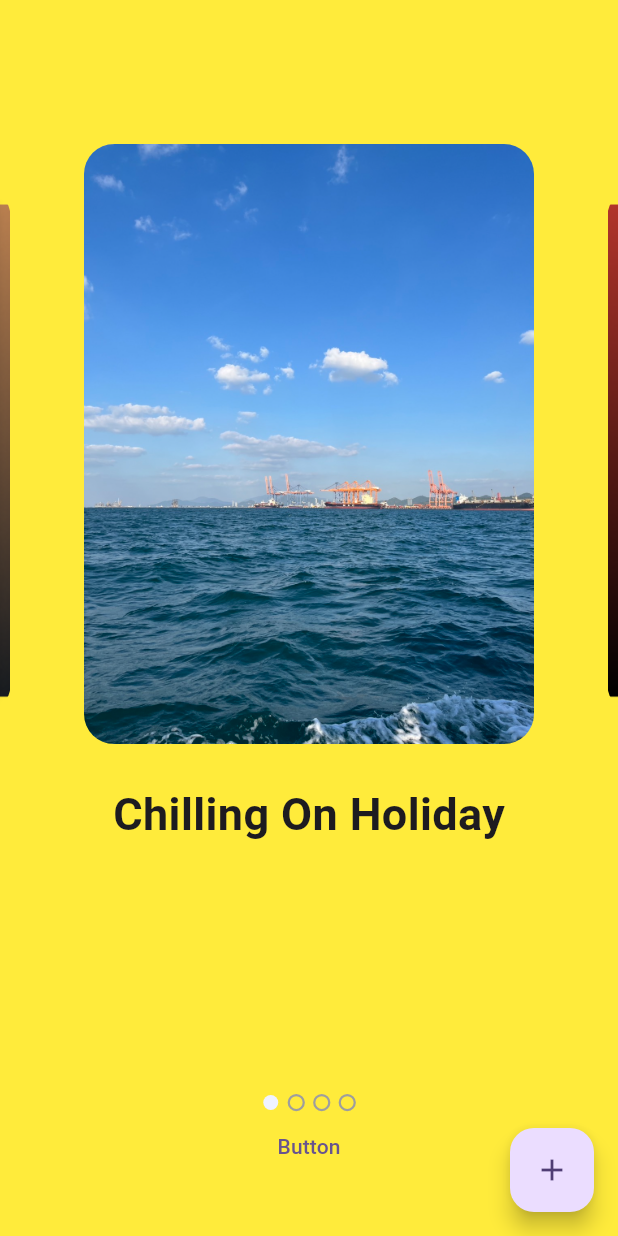
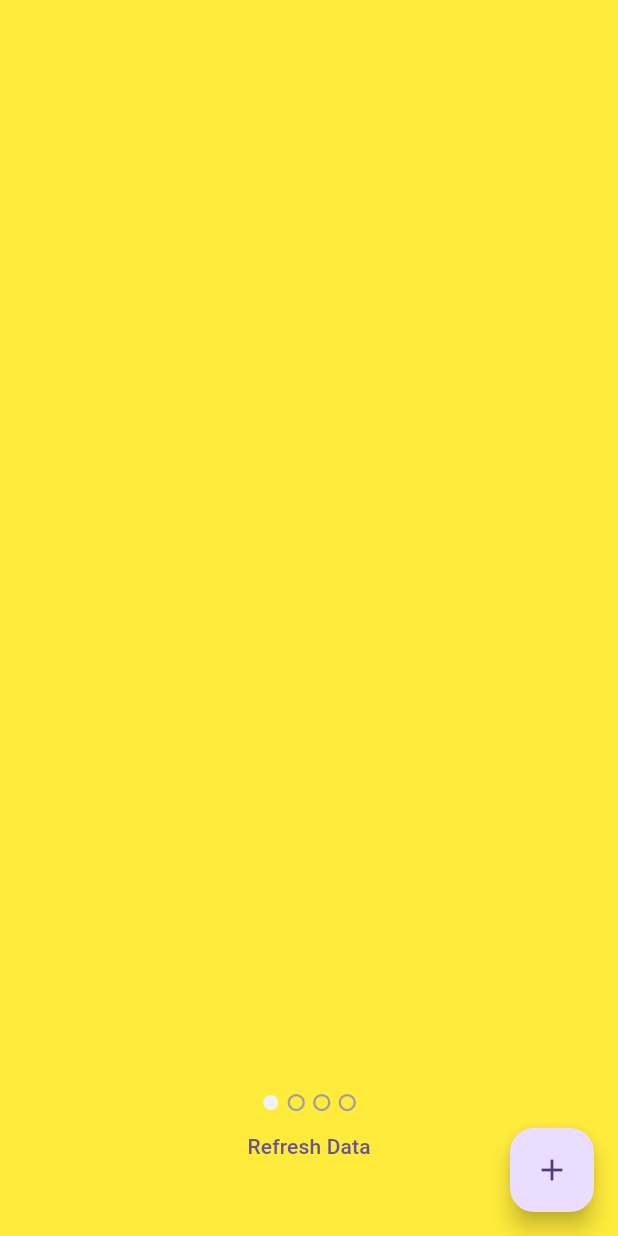
Before and after one commit to pondforwork/flutter_diaries, a Flutter app: the screen it shows after launch, on a phone screen of 412 x 824 dp. Run offline on Flutter 3.47's test engine with Material 2 defaults, Android fonts, the phone set to English and light mode, and no system bars; drawn by our look-alikes of carousel_slider, smooth_page_indicator; our stand-ins replace image_picker, sqflite; accounts and stored records are empty.

Commit message:
show data from database on a carousel slider

```diff
--- a/lib/db/db_helper.dart
+++ b/lib/db/db_helper.dart
@@ -49,4 +49,6 @@ CREATE TABLE diary (
 VALUES ( 'example.jpg', 'Example Title', 'This is a sample story');
 ''');
   }
+
+
 }
--- a/lib/main.dart
+++ b/lib/main.dart
@@ -2,7 +2,6 @@ import 'package:flutter/material.dart';
 import 'package:carousel_slider/carousel_slider.dart';
 import 'package:flutter_diaries/db/db_helper.dart';
 import 'package:flutter_diaries/screens/adddiaries.dart';
-import 'package:flutter_diaries/screens/reading.dart';
 import 'package:smooth_page_indicator/smooth_page_indicator.dart';
 
 void main() {
@@ -10,9 +9,8 @@ void main() {
 }
 
 class MyApp extends StatelessWidget {
-  const MyApp({super.key});
+  const MyApp({Key? key});
 
-  // This widget is the root of your application.
   @override
   Widget build(BuildContext context) {
     return MaterialApp(
@@ -22,15 +20,13 @@ class MyApp extends StatelessWidget {
         useMaterial3: true,
         scaffoldBackgroundColor: Colors.yellow,
       ),
-      // theme: new ThemeData(scaffoldBackgroundColor: const Color(#FFEFEF)),
-
       home: const MyHomePage(title: 'Flutter Diaries'),
     );
   }
 }
 
 class MyHomePage extends StatefulWidget {
-  const MyHomePage({super.key, required this.title});
+  const MyHomePage({Key? key, required this.title});
 
   final String title;
 
@@ -39,6 +35,24 @@ class MyHomePage extends StatefulWidget {
 }
 
 class _MyHomePageState extends State<MyHomePage> {
+  DatabaseHelper _databaseHelper = DatabaseHelper.instance;
+  List<Map<String, dynamic>> diaries = [];
+  int myCurrentIndex = 0;
+
+  @override
+  void initState() {
+    super.initState();
+    _fetchDiaries();
+  }
+
+  Future<void> _fetchDiaries() async {
+    List<Map<String, dynamic>> diaries =
+        await _databaseHelper.getAllDiariesRaw();
+    setState(() {
+      this.diaries = diaries;
+    });
+  }
+
   final myItems = [
     {
       'image': 'assets/images/image01.jpg',
@@ -46,16 +60,6 @@ class _MyHomePageState extends State<MyHomePage> {
       'textDetail':
           'lorem20fasdfdsdfsafdsffgdjnfgsdnklgkljgkljdgjkfgdjlkgfd;jkgfdsjlkgfjklklgfgdjklgfdkjfgdsjklfgsdjklfgdsjklgfdsjlgdfljk'
     },
-    // {
-    //   'image': 'assets/images/image02.jpg',
-    //   'text': 'Text 2',
-    //   'textDetail': 'lorem20'
-    // },
-    // {
-    //   'image': 'assets/images/image03.jpg',
-    //   'text': 'Text 3',
-    //   'textDetail': 'lorem20'
-    // },
     {
       'image': 'assets/images/image04.png',
       'text': 'Text 4',
@@ -73,18 +77,9 @@ class _MyHomePageState extends State<MyHomePage> {
     },
   ];
 
-  int myCurrentIndex = 0;
-
   @override
   Widget build(BuildContext context) {
-    DatabaseHelper _databaseHelper =
-        DatabaseHelper.instance; // Create an instance of DatabaseHelper
-
     return Scaffold(
-      // appBar: AppBar(
-      //   backgroundColor: Theme.of(context).colorScheme.inversePrimary,
-      //   title: Text(widget.title),
-      // ),
       body: Column(
         children: [
           const SizedBox(
@@ -102,41 +97,38 @@ class _MyHomePageState extends State<MyHomePage> {
                 });
               },
             ),
-            items: myItems.map((item) {
+            items: diaries.map((item) {
               return Builder(
                 builder: (BuildContext context) {
                   return GestureDetector(
                     onTap: () {
-                      print(myCurrentIndex);
-                      Navigator.push(context,
-                          MaterialPageRoute(builder: (context) {
-                        return FormScreen(
-                          imageData: myItems[myCurrentIndex],
-                        );
-                      }));
+                      // print(myCurrentIndex);
+                      // Navigator.push(context,
+                      //     MaterialPageRoute(builder: (context) {
+                      //   return FormScreen(
+                      //     imageData: myItems[myCurrentIndex],
+                      //   );
+                      // }));
                     },
                     child: Column(
                       mainAxisAlignment: MainAxisAlignment.center,
                       children: [
-                        ClipRRect(
-                          borderRadius: BorderRadius.circular(
-                              20.0), // Set your desired border radius
-
-                          child: Image.asset(
-                            item['image'] ?? '',
-                            width: 300,
-                            height: 400,
-                            fit: BoxFit
-                                .cover, // Use BoxFit.cover to maintain aspect ratio
+                        // ClipRRect(
+                        //   borderRadius: BorderRadius.circular(20.0),
+                        //   child: Image.asset(
+                        //     item['text'] ?? '',
+                        //     width: 300,
+                        //     height: 400,
+                        //     fit: BoxFit.cover,
+                        //   ),
+                        // ),
+                        const SizedBox(height: 25),
+                        Text(
+                          item['title'] ?? '',
+                          style: const TextStyle(
+                            fontSize: 30,
+                            fontWeight: FontWeight.bold,
                           ),
-                        ), // Use null-aware operator
-                        const SizedBox(
-                            height:
-                                25), // Add some space between image and text
-                        Text(
-                          item['text'] ?? '', // Use null-aware operator
-                          style: const TextStyle(
-                              fontSize: 30, fontWeight: FontWeight.bold),
                         ),
                       ],
                     ),
@@ -159,35 +151,22 @@ class _MyHomePageState extends State<MyHomePage> {
               paintStyle: PaintingStyle.stroke,
               strokeWidth: 1.5,
               dotColor: Colors.grey,
-                activeDotColor: const Color.fromARGB(255, 240, 243, 255)),
+              activeDotColor: const Color.fromARGB(255, 240, 243, 255),
+            ),
           ),
           TextButton(
             onPressed: () async {
-                List<Map<String, dynamic>> diaries =
-                    await _databaseHelper.getAllDiariesRaw();
-
-                print(diaries.length);
-                print("TEst");
+              await _fetchDiaries();
             },
-              child: Text("Button"))
+            child: Text("Refresh Data"),
+          ),
         ],
       ),
       floatingActionButton: FloatingActionButton(
-        onPressed: () async {
-          // Call getAllDiariesRaw here
-          // List<Map<String, dynamic>> diaries =
-          //     await _databaseHelper.getAllDiariesRaw();
-
-          // print(diaries);
-          // _databaseHelper.close();
-          //  _databaseHelper.insertData();
+        onPressed: () {
           Navigator.push(context,
               MaterialPageRoute(builder: (context) => AddDiariesForm()));
         },
-        // _databaseHelper.insertData();
-
-        // // Do something with the retrieved data, for example, print it
-
         child: const Icon(Icons.add),
       ),
     );
```
Lines whose indentation alone changed are shown as unchanged.
